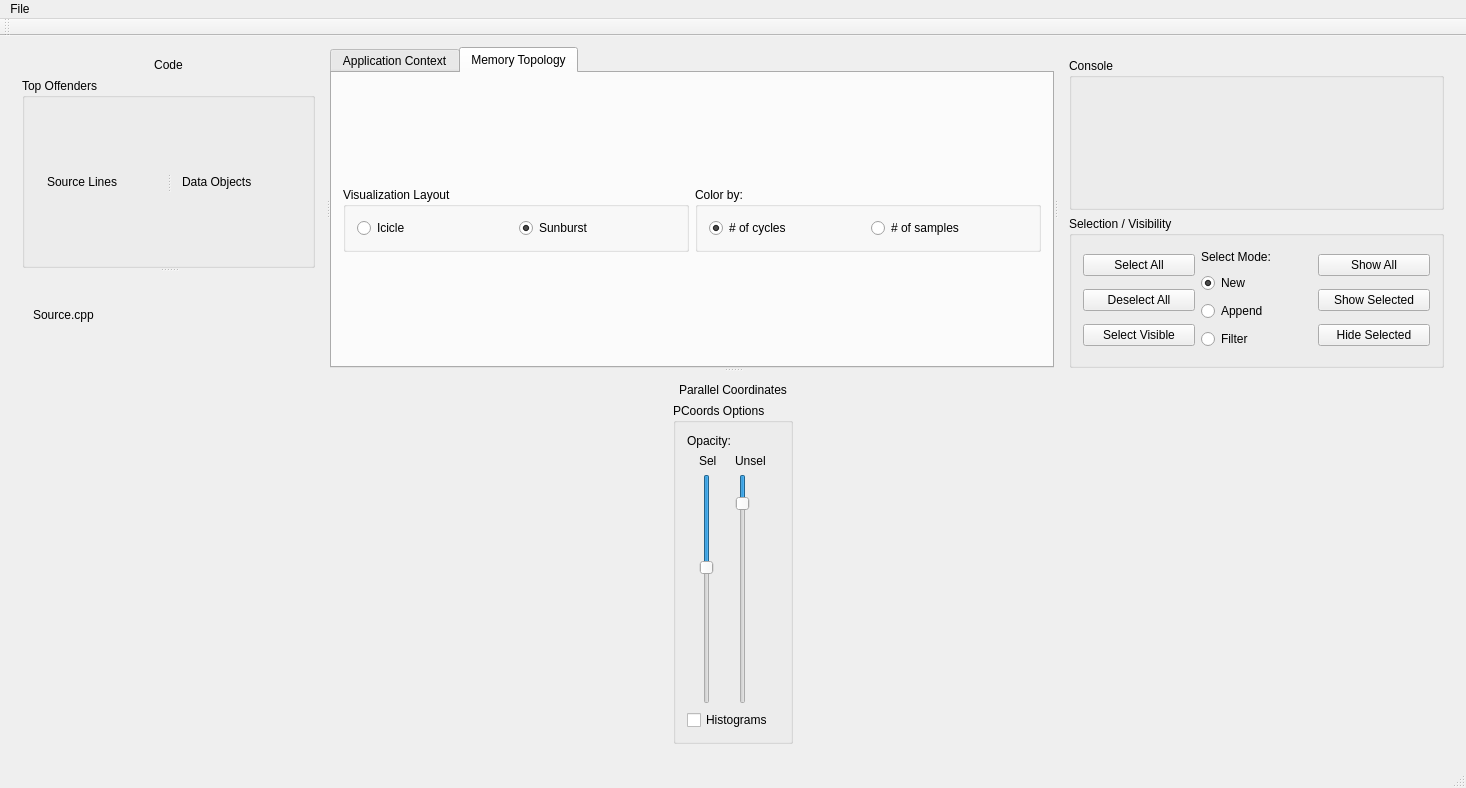
Before: the Qt Designer form src/form.ui in LLNL/MemAxes, drawn with Qt 5.
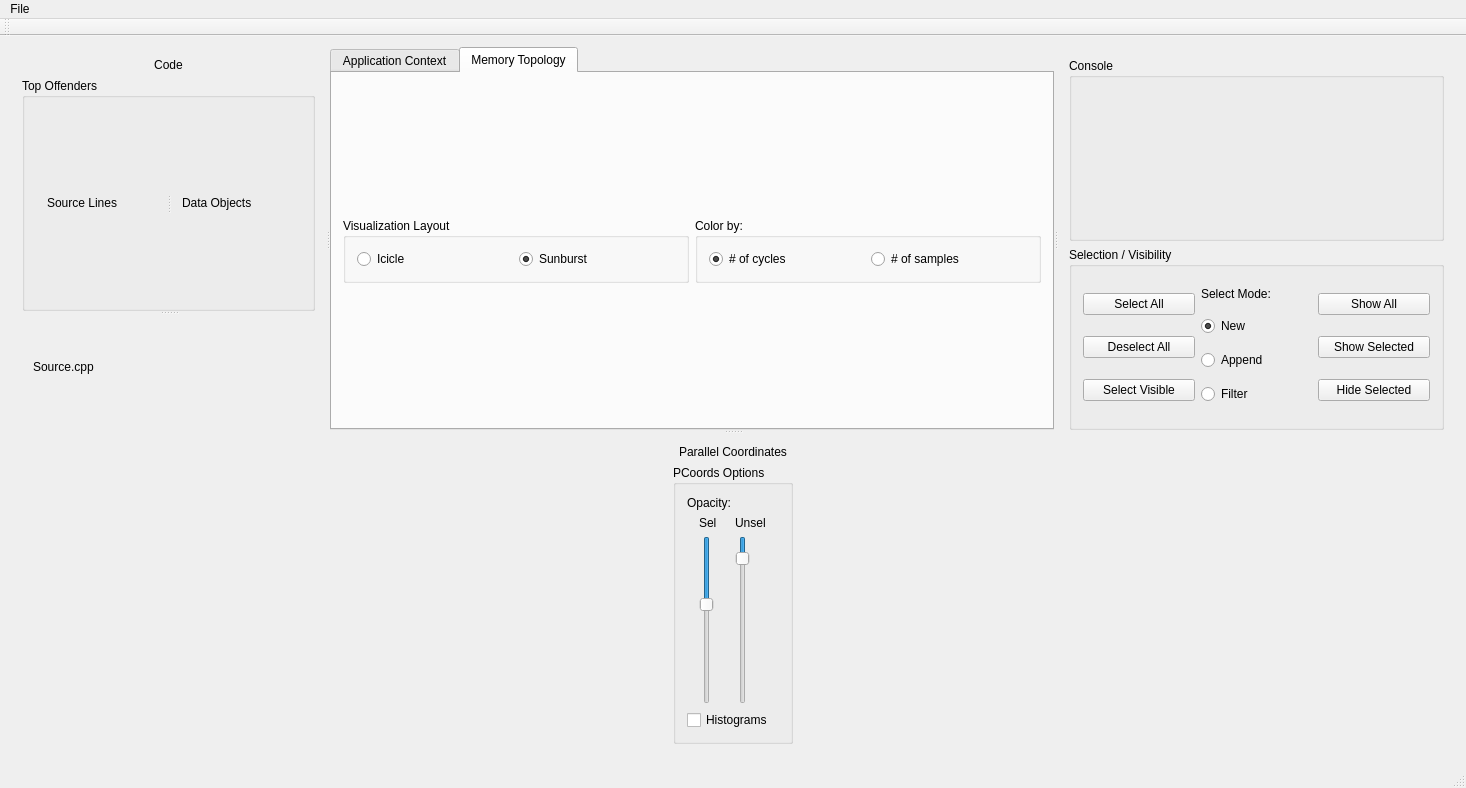
After: the same form once the commit is applied.

```diff
--- a/src/form.ui
+++ b/src/form.ui
@@ -45,7 +45,7 @@
             <property name="minimumSize">
              <size>
               <width>0</width>
-              <height>100</height>
+              <height>200</height>
              </size>
             </property>
             <property name="maximumSize">
@@ -496,6 +496,12 @@
             </property>
             <item>
              <widget class="QGroupBox" name="parallelCoordinatesOptions">
+              <property name="sizePolicy">
+               <sizepolicy hsizetype="Preferred" vsizetype="Minimum">
+                <horstretch>0</horstretch>
+                <verstretch>0</verstretch>
+               </sizepolicy>
+              </property>
               <property name="maximumSize">
                <size>
                 <width>120</width>
```
Left out of the diff: 2 changed lines with no effect on the pictures.
